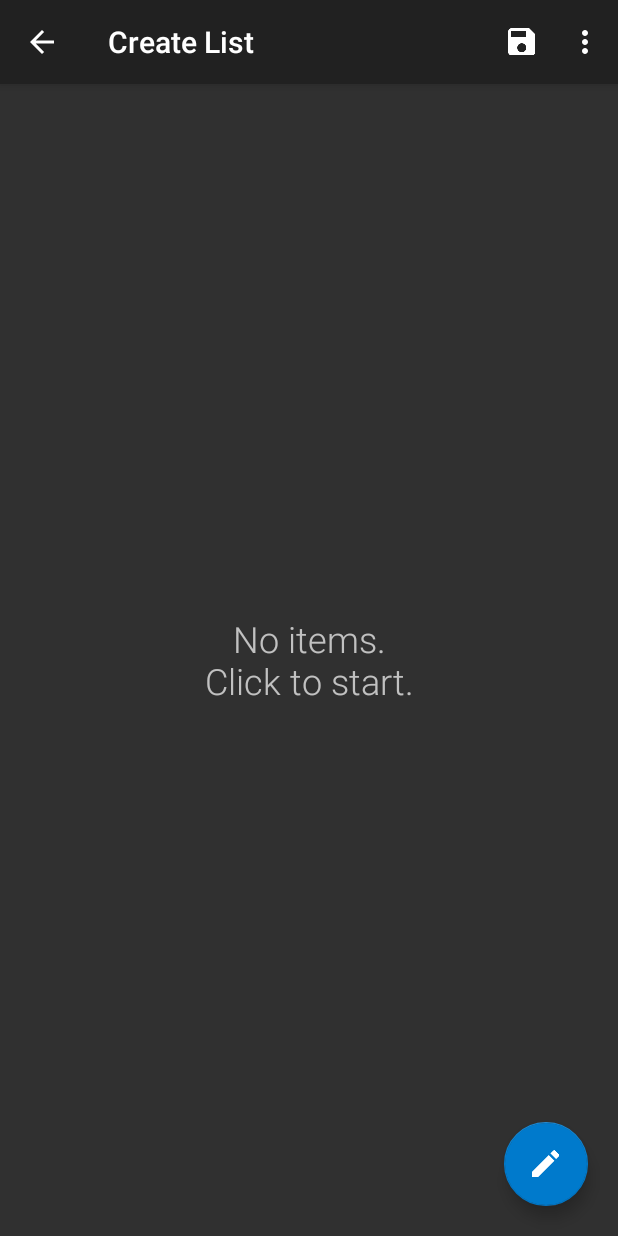
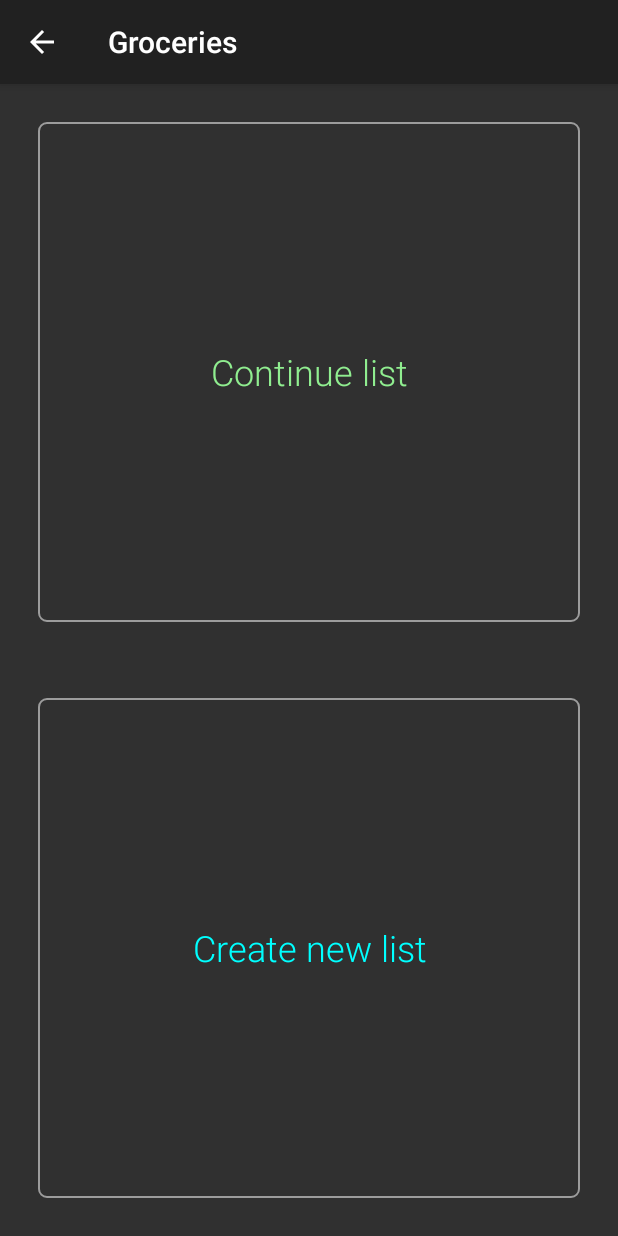
Before and after one commit to smoenssen/MyGroceryList, an Android app: the screen it shows after launch (CreateListActivity before the commit, ContinueOrCreateNewListActivity after it), after a tap on "CREATE LIST", on a phone screen of 412 x 824 dp. Run offline under Robolectric (Android 15) with nearby library versions, the phone set to English and light mode, and no system bars; libraries missing offline, so code that uses them is left out: com.readystatesoftware.sqliteasset; 16 statements that could not run were skipped.

Commit message:
More clean up and tweaking. Started adding continue/create list screen

```diff
--- a/app/src/main/AndroidManifest.xml
+++ b/app/src/main/AndroidManifest.xml
@@ -44,6 +44,7 @@
         <activity android:name=".CloudActivity" />
         <activity android:name=".RestoreDatabaseActivity" />
         <activity android:name=".shopping.GoShoppingListActivity" />
+        <activity android:name=".ContinueOrCreateNewListActivity" />
     </application>
 
 </manifest>
--- /dev/null
+++ b/app/src/main/java/com/smoftware/mygrocerylist/ContinueOrCreateNewListActivity.java
@@ -0,0 +1,55 @@
+package com.smoftware.mygrocerylist;
+
+import android.content.Intent;
+import android.os.Bundle;
+import android.support.v7.app.ActionBar;
+import android.support.v7.app.AppCompatActivity;
+import android.view.View;
+import android.widget.Button;
+import android.widget.TextView;
+
+import java.io.File;
+import java.io.FileInputStream;
+import java.io.FileOutputStream;
+import java.io.IOException;
+
+/**
+ * Created by steve on 11/9/19.
+ */
+
+public class ContinueOrCreateNewListActivity extends AppCompatActivity {
+    @Override
+    protected void onCreate(Bundle savedInstanceState) {
+        super.onCreate(savedInstanceState);
+
+        ActionBar actionBar = getSupportActionBar();
+        actionBar.setHomeButtonEnabled(true);
+        actionBar.setDisplayHomeAsUpEnabled(true);
+
+        setContentView(R.layout.continue_or_create_new_list);
+
+        TextView continueListView = (TextView) findViewById(R.id.continueList);
+        TextView createNewListView = (TextView) findViewById(R.id.createNewList);
+
+        continueListView.setText(R.string.continue_list);
+        createNewListView.setText(R.string.create_new_list);
+
+        continueListView.setOnClickListener(new View.OnClickListener() {
+            @Override
+            public void onClick(View v) {
+                //editCategoryList();
+                int x;
+                x=0;
+            }
+        });
+
+        createNewListView.setOnClickListener(new View.OnClickListener() {
+            @Override
+            public void onClick(View v) {
+                //editCategoryList();
+                int x;
+                x=0;
+            }
+        });
+    }
+}
--- a/app/src/main/java/com/smoftware/mygrocerylist/CreateListActivity.java
+++ b/app/src/main/java/com/smoftware/mygrocerylist/CreateListActivity.java
@@ -32,11 +32,9 @@ import com.google.android.gms.common.api.GoogleApiClient;
 
 public class CreateListActivity extends AppCompatActivity implements NameListFragment.IOnNameListDialogListener {
     final private int EDIT_CATEGORY_LIST_INTENT = 0;
-    final private int EDIT_GROCERY_ITEM_LIST_INENT = 1;
+    final private int EDIT_GROCERY_ITEM_LIST_INTENT = 1;
     final private int INSTRUCTION_INTENT = 2;
-    private final int SPEECH_RECOGNITION_INTENT = 3;
     FloatingActionButton fab;
-    FloatingActionButton fab_mic;
     CreateListAdapter listCreateAdapter = null;
     long listId = 0;
     String listName = "";
@@ -73,19 +71,14 @@ public class CreateListActivity extends AppCompatActivity implements NameListFra
         emptyListView.setText(R.string.no_grocery_items);
         createListView.setEmptyView(emptyListView);
 
+        Intent intent = new Intent(getApplicationContext(), ContinueOrCreateNewListActivity.class);
+        startActivity(intent);
+
         this.fab = (FloatingActionButton) findViewById(R.id.fab_edit);
         this.fab.setBackgroundTintList(ColorStateList.valueOf(getResources().getColor(R.color.colorFab)));
         this.fab.setRippleColor(getResources().getColor(R.color.colorFabRipple));
         this.fab.show();
         showFabWithAnimation(fab, 300);
-
-        //todo: removing because it doesn't work
-        //this.fab_mic = (FloatingActionButton) findViewById(R.id.fab_mic);
-        //this.fab_mic.setBackgroundTintList(ColorStateList.valueOf(getResources().getColor(R.color.colorFab)));
-        //this.fab_mic.setRippleColor(getResources().getColor(R.color.colorFabRipple));
-
-        //this.fab_mic.show();
-        //showFabWithAnimation(fab_mic, 300);
 
         emptyListView.setOnClickListener(new View.OnClickListener() {
             @Override
@@ -103,18 +96,6 @@ public class CreateListActivity extends AppCompatActivity implements NameListFra
             }
         });
 
-        /* todo: doesn't work
-        fab_mic.setOnClickListener(new View.OnClickListener() {
-            public void onClick(View v) {
-                if (fab != null) {
-                    Intent activity = new Intent(getBaseContext(), RecordingActivity.class);
-                    activity.putExtra("ListId", listId);
-                    startActivityForResult(activity, SPEECH_RECOGNITION_INTENT);
-                }
-            }
-        });
-        */
-
         createListView.setOnItemClickListener(new OnItemClickListener() {
             @Override
             public void onItemClick(AdapterView<?> parent, View view, int position, long id) {
@@ -128,7 +109,7 @@ public class CreateListActivity extends AppCompatActivity implements NameListFra
                 Intent intent = new Intent(getBaseContext(), EditGroceryItemListActivity.class);
                 intent.putExtra("CatId", catId);
                 intent.putExtra("ListId", listId);
-                startActivityForResult(intent, EDIT_GROCERY_ITEM_LIST_INENT);
+                startActivityForResult(intent, EDIT_GROCERY_ITEM_LIST_INTENT);
             }
         });
 
@@ -234,6 +215,8 @@ public class CreateListActivity extends AppCompatActivity implements NameListFra
                 finish();
                 return true;
             case R.id.action_save:
+                // check to see if there is anything to save
+                if (listCreateAdapter.getCount() > 0) {
                     if (listId != 0) {
                         // list already exists, so replace it. This happens if this activity is launched from Manage Lists.
                         // Run task in background
@@ -249,6 +232,10 @@ public class CreateListActivity extends AppCompatActivity implements NameListFra
                     } else {
                         // prompt for list name
                         DisplayNameListDialog("");
+                    }
+                }
+                else {
+                    Toast.makeText(getBaseContext(), "Nothing to save", Toast.LENGTH_SHORT).show();
                 }
                 return true;
             default:
@@ -328,22 +315,8 @@ public class CreateListActivity extends AppCompatActivity implements NameListFra
         super.onActivityResult(requestCode, resultCode, data);
         if (resultCode == RESULT_OK) {
             switch (requestCode) {
-                case SPEECH_RECOGNITION_INTENT:
-                    if (resultCode == RESULT_OK && null != data) {
-                        String result = data.getStringExtra("Results");
-                        SpeechParser.parseSpeechStringGroceryItems(this, (int) listId, result);
-
-                        runOnUiThread(new Runnable() {
-                            @Override
-                            public void run() {
-                                if (listCreateAdapter != null)
-                                    listCreateAdapter.RefreshAndNotify();
-                            }
-                        });
-                    }
-                    break;
                 case EDIT_CATEGORY_LIST_INTENT:
-                case EDIT_GROCERY_ITEM_LIST_INENT:
+                case EDIT_GROCERY_ITEM_LIST_INTENT:
                     // refresh list
                     listCreateAdapter.UpdateCategoryList();
                     this.fab.show();
--- a/app/src/main/java/com/smoftware/mygrocerylist/GoShoppingAdapter.java
+++ b/app/src/main/java/com/smoftware/mygrocerylist/GoShoppingAdapter.java
@@ -426,6 +426,12 @@ public class GoShoppingAdapter extends BaseAdapter {
         return 0;
     }
 
+    public boolean IsGroceryListToSave() {
+        String query = "Select * FROM Category WHERE IsSelected = 1";
+        List<Tables.Category> categoryList = DbConnection.db(_context).getCategoryList(query);
+        return categoryList.size() > 0;
+    }
+
     public void PopulateListCategoryGroceryItem(int listId)
     {
         String query = "Select * FROM Category WHERE IsSelected = 1";
--- /dev/null
+++ b/app/src/main/res/layout/continue_or_create_new_list.xml
@@ -0,0 +1,28 @@
+<?xml version="1.0" encoding="utf-8"?>
+<LinearLayout xmlns:android="http://schemas.android.com/apk/res/android"
+    android:orientation="vertical" android:layout_width="match_parent"
+    android:layout_height="match_parent">
+
+    <TextView
+        android:id="@+id/continueList"
+        android:layout_width="match_parent"
+        android:layout_height="0dp"
+        android:layout_weight="1"
+        android:gravity="center_vertical|center_horizontal"
+        android:textSize="24sp"
+        android:textColor="@color/LightGreen"
+        android:fontFamily="sans-serif-light"
+        android:layout_margin="25dp"
+        android:background="@drawable/accent_border"/>
+    <TextView
+        android:id="@+id/createNewList"
+        android:layout_width="match_parent"
+        android:layout_height="0dp"
+        android:layout_weight="1"
+        android:gravity="center_vertical|center_horizontal"
+        android:textSize="24sp"
+        android:textColor="@color/Aqua"
+        android:fontFamily="sans-serif-light"
+        android:layout_margin="25dp"
+        android:background="@drawable/accent_border"/>
+</LinearLayout>
--- a/app/src/main/res/values/strings.xml
+++ b/app/src/main/res/values/strings.xml
@@ -6,6 +6,9 @@
     <string name="no_grocery_lists">No lists.</string>
     <string name="no_grocery_lists_create">No lists.\n\nClick here to create a list or click save icon above to save current list.</string>
     <string name="no_grocery_categories">No grocery categories.</string>
+
+    <string name="continue_list">Continue list</string>
+    <string name="create_new_list">Create new list</string>
 
     <string name="fontsize_prompt">Choose a font size for printed list:</string>
     <string-array name="fontsize_array">
```
Also changed, not shown: app/src/main/java/com/smoftware/mygrocerylist/EditCategoryListActivity.java (+11 -1 lines), app/src/main/java/com/smoftware/mygrocerylist/GoShoppingActivity.java (+14 -1 lines). Lines whose indentation alone changed are shown as unchanged.
